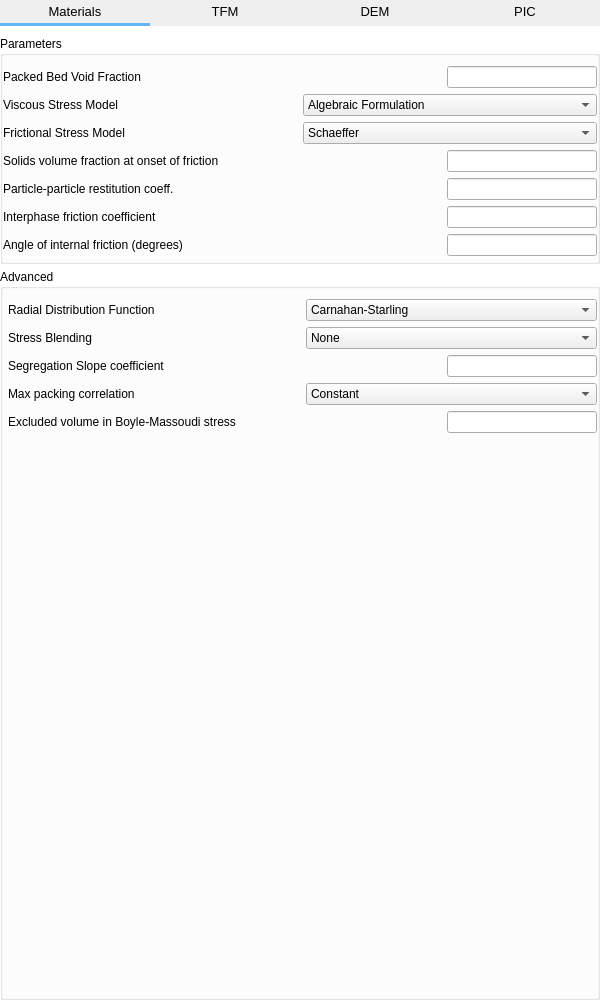
Before: the Qt Designer form mfixgui/uifiles/solids.ui in truongd8593/mfix, drawn with Qt 5.
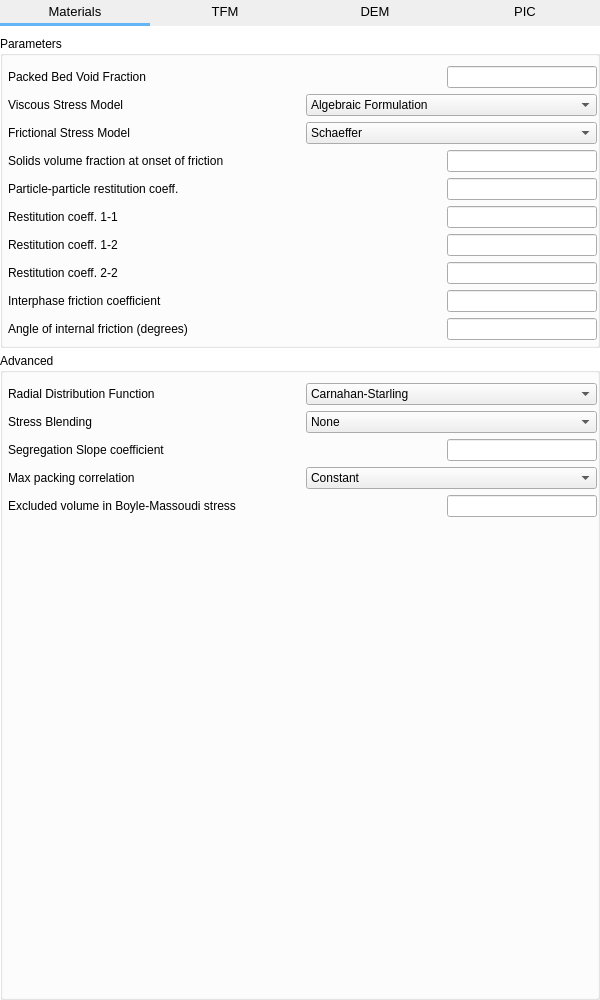
After: the same form once the commit is applied. The open tabs and pages were chosen to show the change. Custom widgets are drawn as their Qt base class.

Commit message: r_p replaces c_e when k_t=='GHD'

The edit to the form file:
```diff
--- a/mfixgui/uifiles/solids.ui
+++ b/mfixgui/uifiles/solids.ui
@@ -1227,7 +1227,7 @@
          </property>
          <layout class="QVBoxLayout" name="verticalLayout">
           <property name="leftMargin">
-           <number>0</number>
+           <number>5</number>
           </property>
           <property name="topMargin">
            <number>10</number>
@@ -1386,6 +1386,69 @@
             </item>
            </layout>
           </item>
+          <item>
+           <layout class="QHBoxLayout" name="layout_r_p_1_1">
+            <item>
+             <widget class="QLabel" name="label_r_p_1_1">
+              <property name="text">
+               <string>Restitution coeff. 1-1</string>
+              </property>
+             </widget>
+            </item>
+            <item>
+             <widget class="LineEdit" name="lineedit_keyword_r_p_args_1_1">
+              <property name="maximumSize">
+               <size>
+                <width>150</width>
+                <height>16777215</height>
+               </size>
+              </property>
+             </widget>
+            </item>
+           </layout>
+          </item>
+          <item>
+           <layout class="QHBoxLayout" name="layout_r_p_1_2">
+            <item>
+             <widget class="QLabel" name="label_r_p_1_2">
+              <property name="text">
+               <string>Restitution coeff. 1-2</string>
+              </property>
+             </widget>
+            </item>
+            <item>
+             <widget class="LineEdit" name="lineedit_keyword_r_p_args_1_2">
+              <property name="maximumSize">
+               <size>
+                <width>150</width>
+                <height>16777215</height>
+               </size>
+              </property>
+             </widget>
+            </item>
+           </layout>
+          </item>
+          <item>
+           <layout class="QHBoxLayout" name="layout_r_p_2_2">
+            <item>
+             <widget class="QLabel" name="label_r_p_2_2">
+              <property name="text">
+               <string>Restitution coeff. 2-2</string>
+              </property>
+             </widget>
+            </item>
+            <item>
+             <widget class="LineEdit" name="lineedit_keyword_r_p_args_2_2">
+              <property name="maximumSize">
+               <size>
+                <width>150</width>
+                <height>16777215</height>
+               </size>
+              </property>
+             </widget>
+            </item>
+           </layout>
+          </item>
           <item>
            <layout class="QHBoxLayout" name="horizontalLayout_15">
             <item>
```
Left out of the diff: 20 changed lines with no effect on the pictures. The commit also changes 1 other file.
